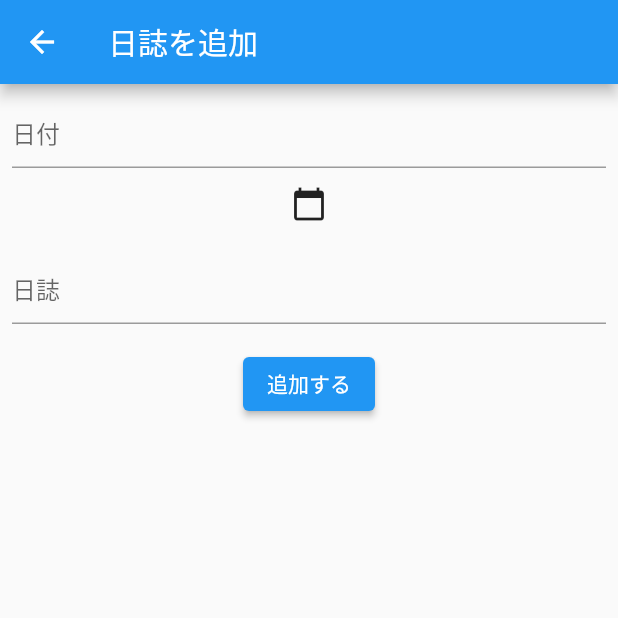
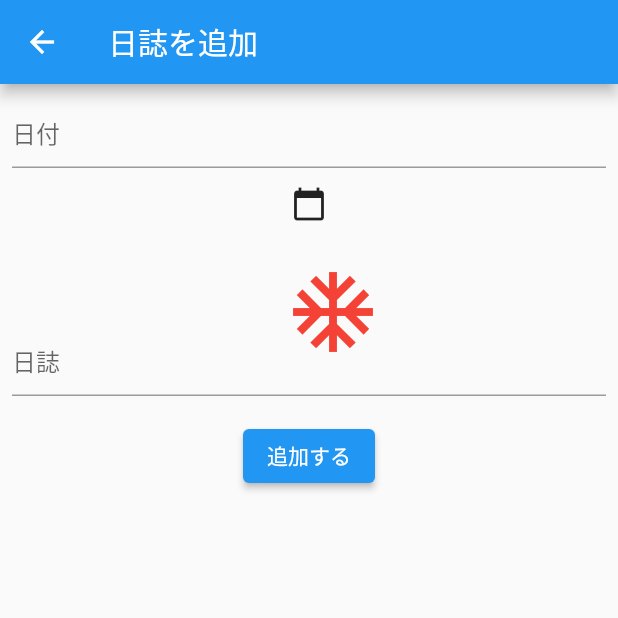
Before and after one commit to FaithfulEngineer/dailyreport, a Flutter app: the AddBookPage screen opened directly, on a phone screen of 412 x 824 dp, the top half of it. Run offline on Flutter 3.47's test engine with Material 2 defaults, Android fonts, the light colour scheme and no system bars; our stand-ins replace cloud_firestore, firebase_core, flutter_slidable; accounts and stored records are empty.

Commit message:
ベータ版以下レベル

```diff
--- a/lib/add_book/add_book_model.dart
+++ b/lib/add_book/add_book_model.dart
@@ -1,10 +1,14 @@
 import 'package:cloud_firestore/cloud_firestore.dart';
 import 'package:flutter/material.dart';
+import 'package:provider/provider.dart';
 
 class AddBookModel extends ChangeNotifier {
   String? reportdate;
   String? dairy;
+  String? type;
   DateTime reportdated = DateTime.now();
+
+  var typeController = TextEditingController();
 
   Future addBook() async {
     if (reportdated == null || reportdated == "") {
@@ -15,12 +19,23 @@ class AddBookModel extends ChangeNotifier {
       throw '日誌が入力されていません';
     }
 
+    if (type == null || type == "") {
+      throw '種別（数字）が入力されていません';
+    }
+
     // firestoreに追加
     await FirebaseFirestore.instance.collection('report').add({
       'date': reportdated,
+      'type': type,
       'dairy': dairy,
     });
   }
+
+  void setType(String type) {
+    this.type = type;
+    notifyListeners();
+  }
 }
 
+
 //日付型に変換
--- a/lib/add_book/add_book_page.dart
+++ b/lib/add_book/add_book_page.dart
@@ -1,6 +1,7 @@
 import '/add_book/add_book_model.dart';
 import 'package:flutter/material.dart';
 import 'package:provider/provider.dart';
+import 'package:dailyreport/setting/icon_select_page.dart';
 
 DateTime? _selectedDate;
 DateTime setDate = DateTime.now();
@@ -39,6 +40,23 @@ class AddBookPage extends StatelessWidget {
                   SizedBox(
                     height: 8,
                   ),
+                  IconButton(
+                    icon: _iconset(model.type),
+                    onPressed: () async {
+                      final String? title = await Navigator.push(
+                        context,
+                        MaterialPageRoute(
+                          builder: (context) => Iconsetting(),
+                        ),
+                      );
+                      print(title);
+
+                      if (title != null) {
+                        model.typeController.text = title;
+                        model.setType(title);
+                      }
+                    },
+                  ),
                   TextField(
                     keyboardType: TextInputType.multiline,
                     maxLines: null,
@@ -76,6 +94,50 @@ class AddBookPage extends StatelessWidget {
       ),
     );
   }
+
+  Widget _iconset(String? index) {
+    switch (index) {
+      case '1':
+        return Icon(Icons.account_circle, size: 64, color: Colors.black);
+        break;
+      case '2':
+        return Icon(Icons.info, size: 64, color: Colors.black);
+        break;
+      case '3':
+        return Icon(Icons.check_circle, size: 64, color: Colors.black);
+        break;
+      case '4':
+        return Icon(Icons.article, size: 64, color: Colors.black);
+        break;
+      case '5':
+        return Icon(Icons.schedule, size: 64, color: Colors.black);
+        break;
+      case '6':
+        return Icon(Icons.event, size: 64, color: Colors.black);
+        break;
+      case '7':
+        return Icon(Icons.thumb_up, size: 64, color: Colors.black);
+        break;
+      case '8':
+        return Icon(Icons.sick, size: 64, color: Colors.black);
+        break;
+      case '9':
+        return Icon(Icons.mail, size: 64, color: Colors.black);
+        break;
+      case '10':
+        return Icon(Icons.flag, size: 64, color: Colors.black);
+        break;
+      case '11':
+        return Icon(Icons.report, size: 64, color: Colors.black);
+        break;
+      case '12':
+        return Icon(Icons.email, size: 64, color: Colors.black);
+        break;
+      default:
+        return Icon(Icons.ac_unit, size: 64, color: Colors.red);
+        break;
+    }
+  }
 }
 
 _selectDate(BuildContext context) async {
--- a/lib/book_list/book_list_model.dart
+++ b/lib/book_list/book_list_model.dart
@@ -13,10 +13,11 @@ class BookListModel extends ChangeNotifier {
     final List<Book> books = snapshot.docs.map((DocumentSnapshot document) {
       Map<String, dynamic> data = document.data() as Map<String, dynamic>;
       final String id = document.id;
+      final String type = data['type'];
       final DateTime reportdated = data['date'].toDate();
       final String reportdate = DateFormat.yMMMEd('ja').format(reportdated);
       final String dairy = data['dairy'];
-      return Book(id, reportdate, dairy);
+      return Book(id, type, reportdate, dairy);
     }).toList();
 
     this.books = books;
--- a/lib/domain/book.dart
+++ b/lib/domain/book.dart
@@ -1,6 +1,7 @@
 class Book {
-  Book(this.id, this.reportdate, this.diary);
+  Book(this.id, this.type, this.reportdate, this.diary);
   String id;
+  String type;
   String reportdate;
   DateTime reoportdated = DateTime.now();
   String diary;
```
Also changed, not shown: lib/homepage/report_home_model.dart (+28 -53 lines), lib/homepage/report_home_page.dart (+129 -18 lines), 1 other file.
